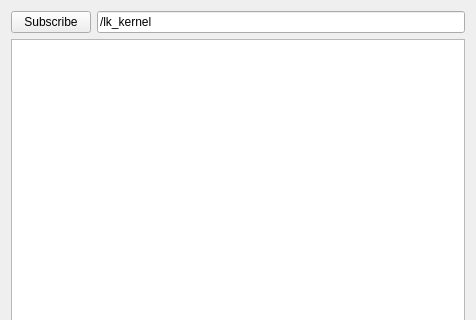
Old version of the form rqt_tracker_id_selector/resource/IdSelector.ui in the repository stfuchs/feature_trajectory_clustering; both pictures show x 0 to 476 and y 0 to 320 of the 476 by 890 pixel window.
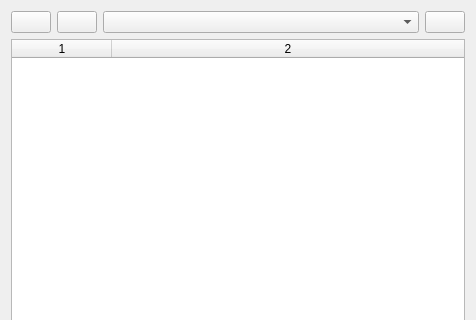
New version of the form.

The edit to the form file:
```diff
--- a/rqt_tracker_id_selector/resource/IdSelector.ui
+++ b/rqt_tracker_id_selector/resource/IdSelector.ui
@@ -19,14 +19,31 @@
      <item>
       <widget class="QPushButton" name="load_button">
        <property name="text">
-        <string>Subscribe</string>
+        <string/>
        </property>
       </widget>
      </item>
      <item>
-      <widget class="QLineEdit" name="topic_text">
+      <widget class="QPushButton" name="stopButton">
        <property name="text">
-        <string>/lk_kernel</string>
+        <string/>
+       </property>
+      </widget>
+     </item>
+     <item>
+      <widget class="QComboBox" name="comboBox">
+       <property name="sizePolicy">
+        <sizepolicy hsizetype="Expanding" vsizetype="Fixed">
+         <horstretch>0</horstretch>
+         <verstretch>0</verstretch>
+        </sizepolicy>
+       </property>
+      </widget>
+     </item>
+     <item>
+      <widget class="QPushButton" name="refreshButton">
+       <property name="text">
+        <string/>
        </property>
       </widget>
      </item>
@@ -51,6 +68,9 @@
      <property name="sortingEnabled">
       <bool>true</bool>
      </property>
+     <property name="columnCount">
+      <number>2</number>
+     </property>
      <attribute name="horizontalHeaderCascadingSectionResizes">
       <bool>true</bool>
      </attribute>
@@ -69,6 +89,8 @@
      <attribute name="verticalHeaderMinimumSectionSize">
       <number>14</number>
      </attribute>
+     <column/>
+     <column/>
     </widget>
    </item>
   </layout>
```
Left out of the diff: 2 changed lines with no effect on the pictures.
